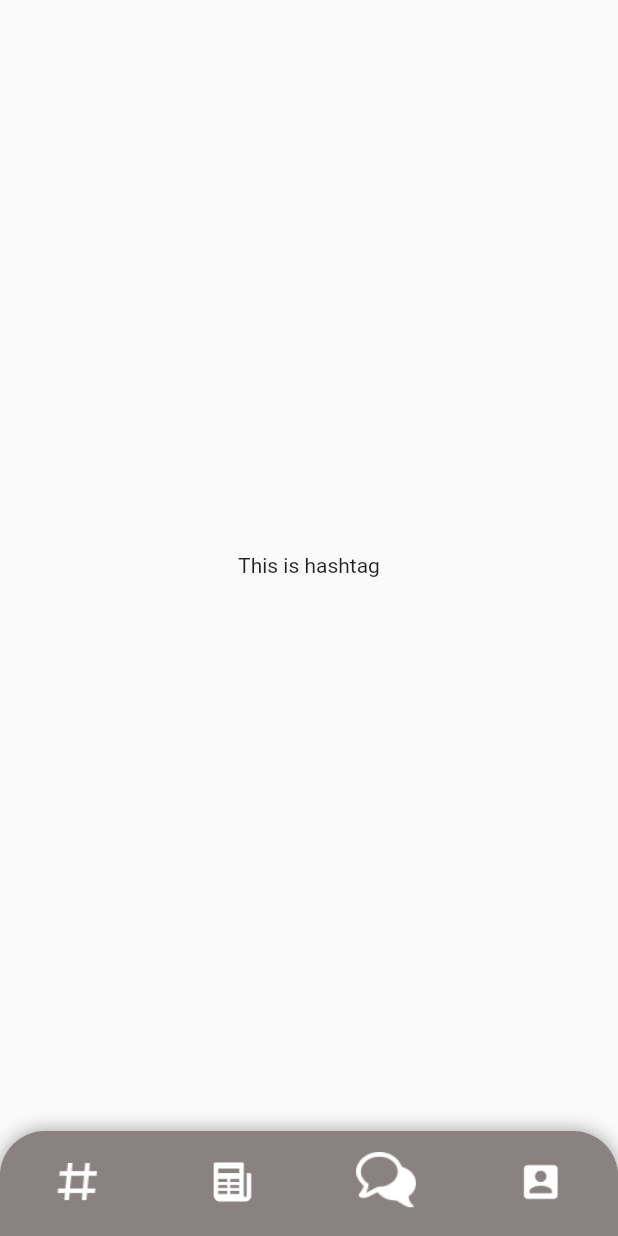
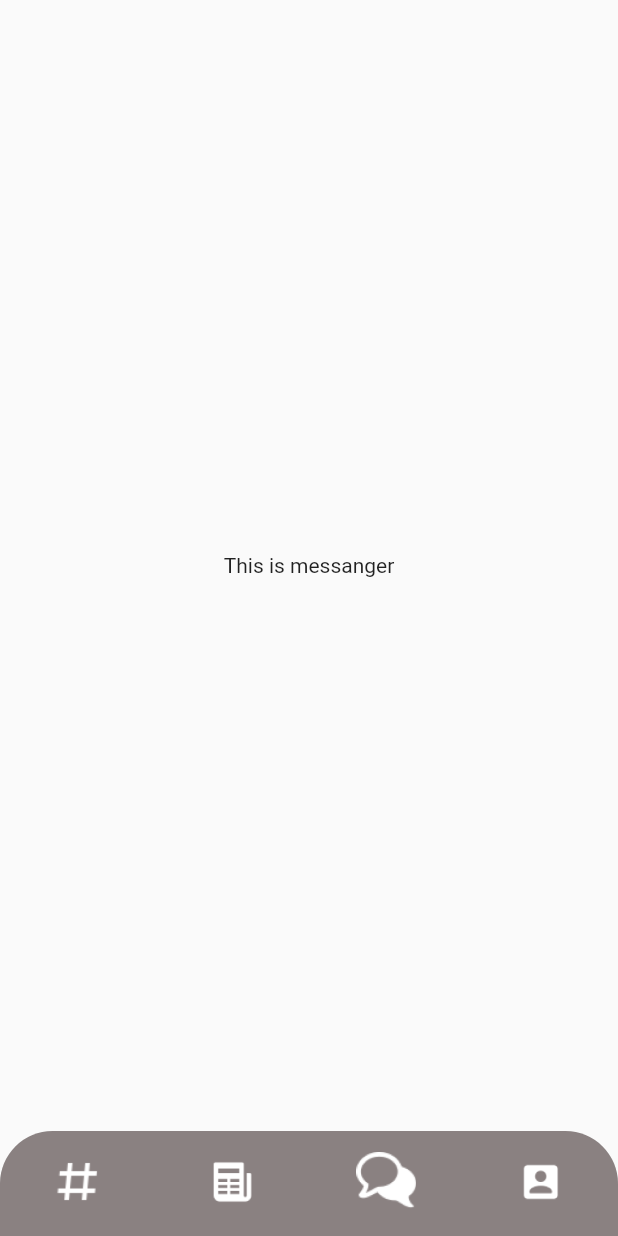
Before and after one commit to hardw3q/MySchoolApp, a Flutter app: the screen it shows after launch, item 3 of the bottom bar chosen, on a phone screen of 412 x 824 dp. Run offline on Flutter 3.47's test engine with Material 2 defaults, Android fonts, the phone set to English and light mode, and no system bars.

Commit message:
Fixed Tabs

```diff
--- a/lib/root.dart
+++ b/lib/root.dart
@@ -14,7 +14,7 @@ class Root extends StatefulWidget {
 
 class _RootState extends State<Root> {
   int _selectedIndex = 0;
-  final wiget = [News(),Messanger(), HashTag(), Profile()];
+  final wiget = [HashTag(),News(), Messanger(), Profile()];
   void _onItemTapped(int index) {
     setState(() {
       _selectedIndex = index;
@@ -27,15 +27,12 @@ class _RootState extends State<Root> {
       bottomNavigationBar: Container(
         decoration: const BoxDecoration(
           borderRadius: BorderRadius.only(
-            topRight: Radius.circular(30), topLeft: Radius.circular(30)),
-            boxShadow: [
-              BoxShadow(color: Colors.black38, spreadRadius: 0, blurRadius: 10)
-            ],
+            topRight: Radius.circular(35), topLeft: Radius.circular(35)),
           ),
         child: ClipRRect(
           borderRadius: const BorderRadius.only(
-            topLeft: Radius.circular(30.0),
-            topRight: Radius.circular(30.0),
+            topLeft: Radius.circular(35.0),
+            topRight: Radius.circular(35.0),
           ),
           child: BottomNavigationBar(
             currentIndex: _selectedIndex,
```
Also changed, not shown: 1 other file.
